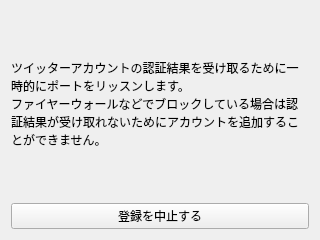
sharkpp/Jugemutter, file src/accountaddpopup.ui: the form before one commit.
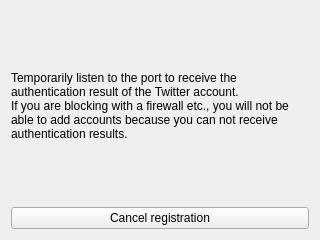
The form after the commit.

```diff
--- a/src/accountaddpopup.ui
+++ b/src/accountaddpopup.ui
@@ -17,8 +17,8 @@
    <item>
     <widget class="QLabel" name="label">
      <property name="text">
-      <string>ツイッターアカウントの認証結果を受け取るために一時的にポートをリッスンします。
-ファイヤーウォールなどでブロックしている場合は認証結果が受け取れないためにアカウントを追加することができません。</string>
+      <string>Temporarily listen to the port to receive the authentication result of the Twitter account.
+If you are blocking with a firewall etc., you will not be able to add accounts because you can not receive authentication results.</string>
      </property>
      <property name="textFormat">
       <enum>Qt::PlainText</enum>
@@ -40,7 +40,7 @@
       </sizepolicy>
      </property>
      <property name="text">
-      <string>登録を中止する</string>
+      <string>Cancel registration</string>
      </property>
      <property name="autoDefault">
       <bool>false</bool>
```
Left out of the diff: 2 changed lines with no effect on the pictures.
